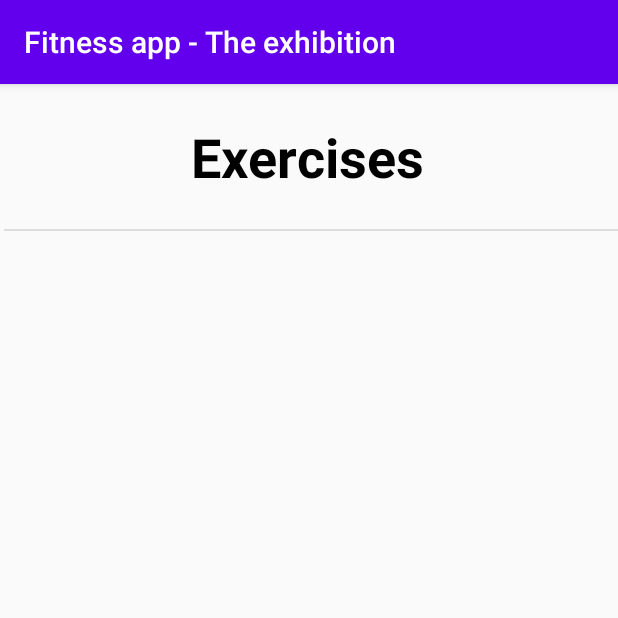
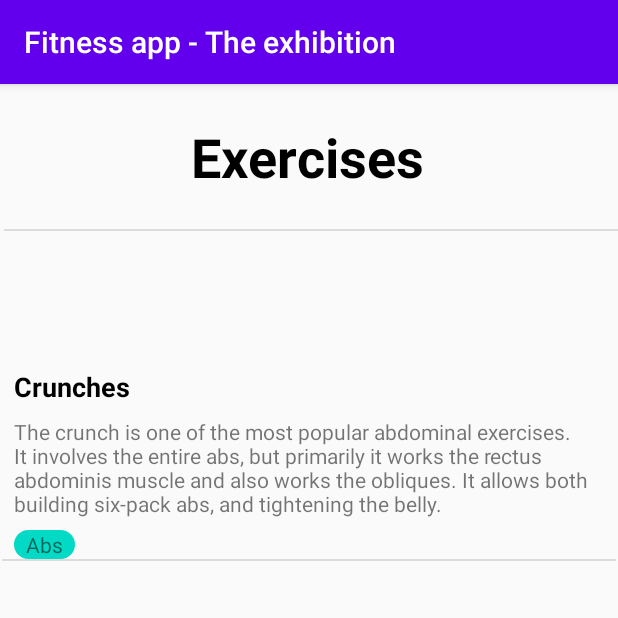
Before and after one commit to lloyd137/Fitness_app-The_exhibition, an Android app: the ExercisesListActivity screen opened directly, with no data from a screen before it, on a phone screen of 412 x 824 dp, the top half of it. Run offline under Robolectric (Android 15) with nearby library versions, the phone set to English and light mode, and no system bars.

Commit message:
Added onitemclicklistener for  exercises list, with a redirection to a exercise detail activity

```diff
--- a/app/src/main/AndroidManifest.xml
+++ b/app/src/main/AndroidManifest.xml
@@ -9,7 +9,8 @@
         android:roundIcon="@mipmap/ic_launcher_round"
         android:supportsRtl="true"
         android:theme="@style/AppTheme">
-        <activity android:name=".activities.details.WorkoutDetailScreen"></activity>
+        <activity android:name=".activities.details.ExerciseDetailScreen"></activity>
+        <activity android:name=".activities.details.WorkoutDetailScreen" />
         <activity android:name=".activities.CreateWorkoutActivity" />
         <activity android:name=".activities.ExercisesListActivity" />
         <activity android:name=".activities.WorkoutListActivity" />
--- a/app/src/main/java/com/example/fitnessapp_theexhibition/activities/ExercisesListActivity.kt
+++ b/app/src/main/java/com/example/fitnessapp_theexhibition/activities/ExercisesListActivity.kt
@@ -1,9 +1,11 @@
 package com.example.fitnessapp_theexhibition.activities
 
+import android.content.Intent
 import androidx.appcompat.app.AppCompatActivity
 import android.os.Bundle
 import android.widget.ListView
 import com.example.fitnessapp_theexhibition.R
+import com.example.fitnessapp_theexhibition.activities.details.ExerciseDetailScreen
 import com.example.fitnessapp_theexhibition.adapters.ExerciseAdapter
 import com.example.fitnessapp_theexhibition.models.Exercise
 import com.example.fitnessapp_theexhibition.providers.ExerciseProvider
@@ -26,10 +28,16 @@ class ExercisesListActivity : AppCompatActivity() {
             )
         )
 
-        //Is empty, thus commented out
-//        exercises.addAll(ExerciseProvider.exercises)
+        exercises.addAll(ExerciseProvider.exercises)
 
         exercisesList = findViewById(R.id.exercisesList)
         exercisesAdapter = ExerciseAdapter(this, exercises)
+        exercisesList.adapter = exercisesAdapter
+
+        exercisesList.setOnItemClickListener { parent, view, position, id ->
+            val intent:Intent = Intent(this, ExerciseDetailScreen::class.java).apply {
+                putExtra("exercise", exercises[position].name)
+            }
+        }
     }
 }
--- a/app/src/main/res/drawable/round_btn.xml
+++ b/app/src/main/res/drawable/round_btn.xml
@@ -1,6 +1,9 @@
 <?xml version="1.0" encoding="utf-8"?>
-<shape android:shape="rectangle"
-    xmlns:android="http://schemas.android.com/apk/res/android">
+<shape xmlns:android="http://schemas.android.com/apk/res/android"
+    android:shape="rectangle">
     <solid android:color="@color/colorAccent" />
+    <padding
+        android:left="8dp"
+        android:right="8dp" />
     <corners android:radius="100dp" />
 </shape>
```
Also changed, not shown: app/src/main/java/com/example/fitnessapp_theexhibition/activities/details/ExerciseDetailScreen.kt (added, +17 -0 lines), app/src/main/res/layout/activity_exercise_detail_screen.xml (added, +9 -0 lines).
